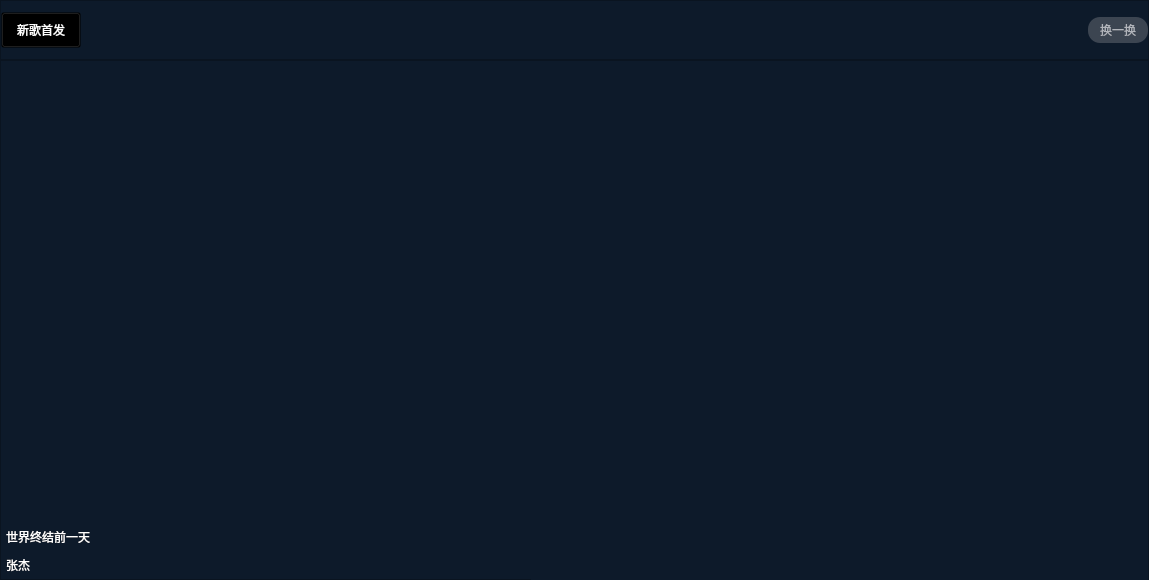
huizhang556/pc-video-player, file VideoPlayer/mainwidget/videosmv/MultipType.ui: the form before one commit.
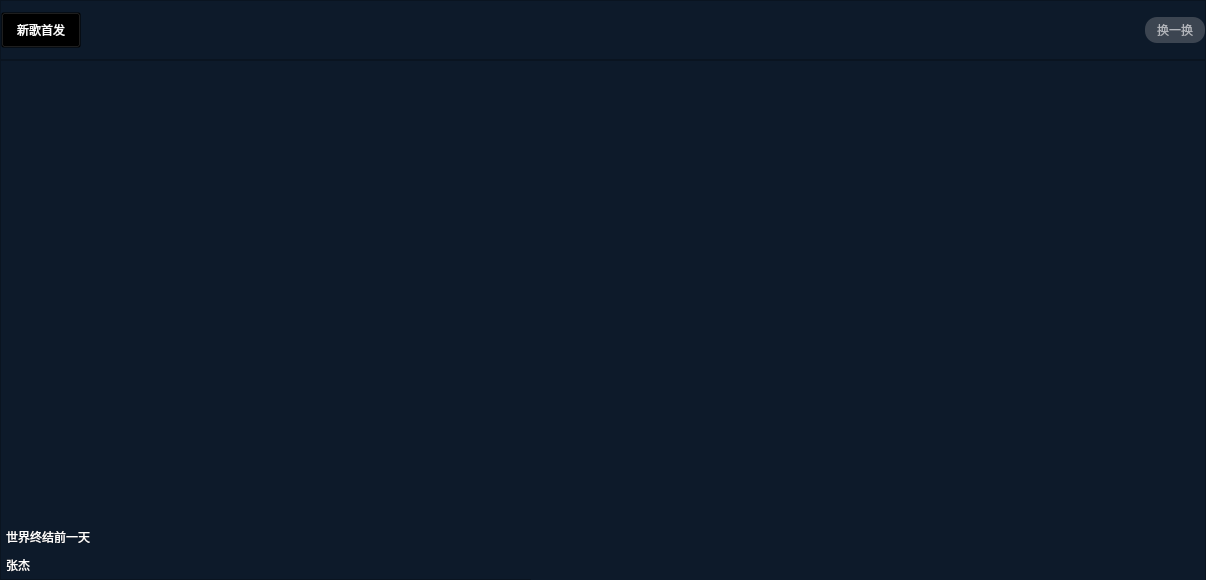
The form after the commit. Icons and pictures are not drawn. Custom widgets are drawn as their Qt base class.

Patch:
```diff
--- a/VideoPlayer/mainwidget/videosmv/MultipType.ui
+++ b/VideoPlayer/mainwidget/videosmv/MultipType.ui
@@ -6,7 +6,7 @@
    <rect>
     <x>0</x>
     <y>0</y>
-    <width>1149</width>
+    <width>1206</width>
     <height>580</height>
    </rect>
   </property>
```
